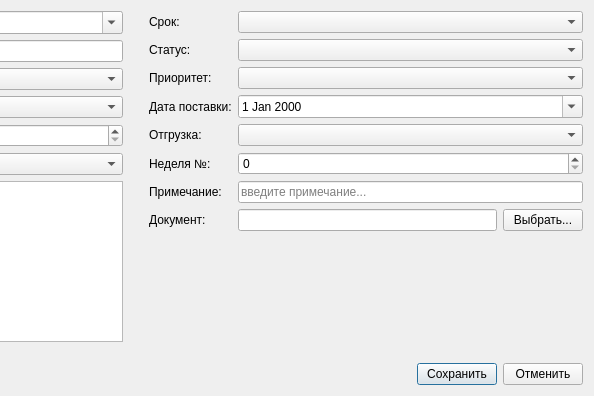
Above: dlgbilldata.ui from igrekus/billplan before the change; both pictures show x 322 to 916 and y 0 to 396 of the 916 by 396 pixel window. Below: the same form after it.
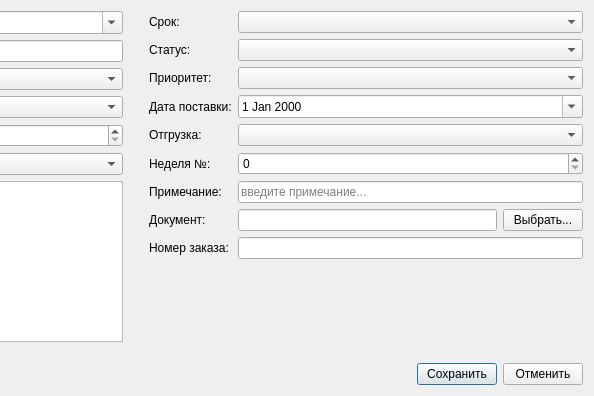
That is the form after the change.

```diff
--- a/dlgbilldata.ui
+++ b/dlgbilldata.ui
@@ -271,6 +271,20 @@
          </item>
         </layout>
        </item>
+       <item row="8" column="0">
+        <widget class="QLabel" name="lblOrder">
+         <property name="text">
+          <string>Номер заказа:</string>
+         </property>
+        </widget>
+       </item>
+       <item row="8" column="1">
+        <widget class="QLineEdit" name="editOrder">
+         <property name="readOnly">
+          <bool>true</bool>
+         </property>
+        </widget>
+       </item>
       </layout>
      </item>
     </layout>
```
Left out of the diff: 2 changed lines with no effect on the pictures.
